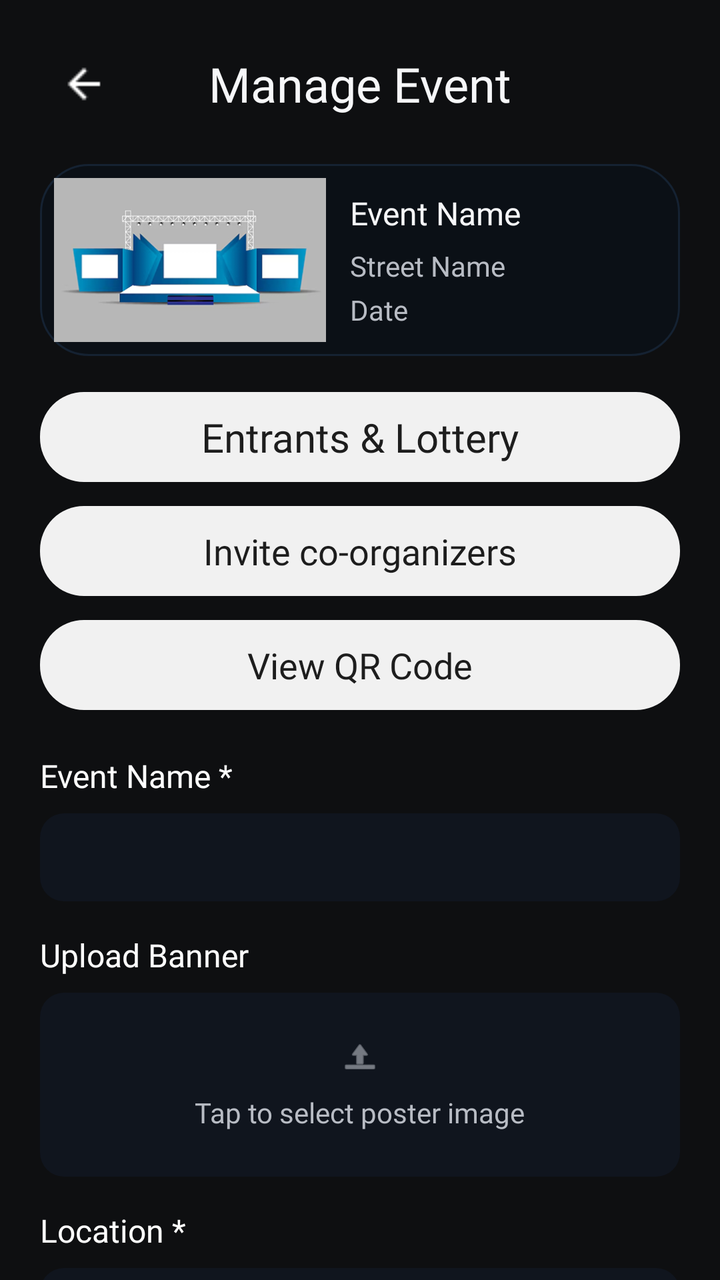
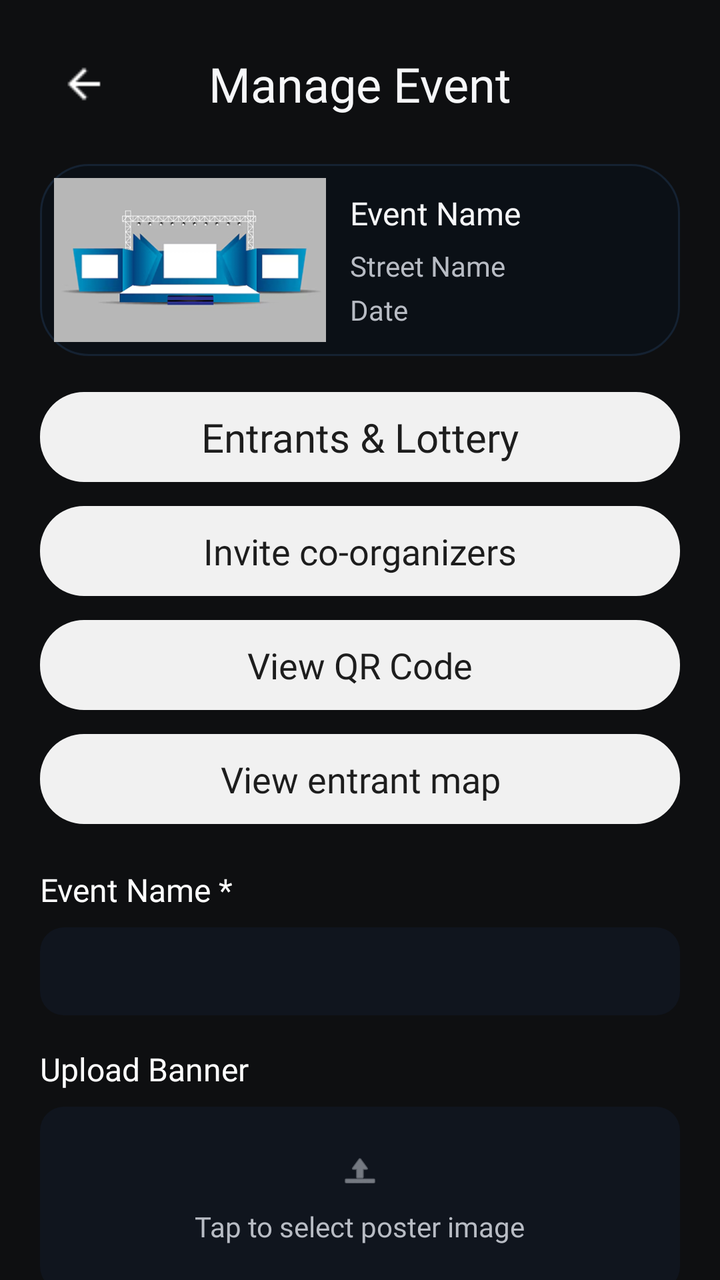

The first picture is an Android layout as it rendered before a commit; the second is the same layout after the commit. The layout source and the unified diff follow.
<!-- AndroidManifest.xml: application theme Theme.Allot -->
<!-- res/layout/activity_manage_event.xml -->
<?xml version="1.0" encoding="utf-8"?>
<LinearLayout xmlns:android="http://schemas.android.com/apk/res/android"
    android:layout_width="match_parent"
    android:layout_height="match_parent"
    android:background="@color/screen_bg"
    android:orientation="vertical">

    <ScrollView
        android:layout_width="match_parent"
        android:layout_height="0dp"
        android:layout_weight="1"
        android:clipToPadding="false"
        android:fillViewport="true"
        android:overScrollMode="never"
        android:scrollbars="none">

        <LinearLayout
            android:layout_width="match_parent"
            android:layout_height="wrap_content"
            android:orientation="vertical"
            android:paddingStart="20dp"
            android:paddingTop="20dp"
            android:paddingEnd="20dp"
            android:paddingBottom="24dp">

            <FrameLayout
                android:layout_width="match_parent"
                android:layout_height="44dp">

                <ImageButton
                    android:id="@+id/backButton"
                    android:layout_width="44dp"
                    android:layout_height="44dp"
                    android:layout_gravity="start|center_vertical"
                    android:background="@null"
                    android:contentDescription="@string/event_detail_back"
                    android:padding="10dp"
                    android:src="@drawable/arrow_back" />

                <TextView
                    android:layout_width="wrap_content"
                    android:layout_height="wrap_content"
                    android:layout_gravity="center"
                    android:fontFamily="@font/varela_round_regular"
                    android:text="@string/manage_event_title"
                    android:textColor="@color/text_primary"
                    android:textSize="24sp" />
            </FrameLayout>

            <LinearLayout
                android:layout_width="match_parent"
                android:layout_height="wrap_content"
                android:layout_marginTop="18dp"
                android:background="@drawable/bg_my_events_card"
                android:gravity="center_vertical"
                android:orientation="horizontal"
                android:padding="7dp">

                <FrameLayout
                    android:layout_width="136dp"
                    android:layout_height="82dp">

                    <View
                        android:id="@+id/eventImageBackground"
                        android:layout_width="match_parent"
                        android:layout_height="match_parent"
                        android:background="@drawable/no_image" />
                </FrameLayout>

                <LinearLayout
                    android:layout_width="0dp"
                    android:layout_height="wrap_content"
                    android:layout_marginStart="12dp"
                    android:layout_weight="1"
                    android:orientation="vertical">

                    <TextView
                        android:id="@+id/summaryTitleText"
                        android:layout_width="match_parent"
                        android:layout_height="wrap_content"
                        android:fontFamily="@font/varela_round_regular"
                        android:maxLines="2"
                        android:text="@string/default_event_name"
                        android:textColor="@color/text_primary"
                        android:textSize="16sp" />

                    <TextView
                        android:id="@+id/summaryLocationText"
                        android:layout_width="match_parent"
                        android:layout_height="wrap_content"
                        android:layout_marginTop="6dp"
                        android:ellipsize="end"
                        android:fontFamily="@font/varela_round_regular"
                        android:maxLines="1"
                        android:text="@string/default_street_name"
                        android:textColor="@color/text_secondary"
                        android:textSize="14sp" />

                    <TextView
                        android:id="@+id/summaryDateText"
                        android:layout_width="match_parent"
                        android:layout_height="wrap_content"
                        android:layout_marginTop="3dp"
                        android:ellipsize="end"
                        android:fontFamily="@font/varela_round_regular"
                        android:maxLines="1"
                        android:text="@string/default_date"
                        android:textColor="@color/text_secondary"
                        android:textSize="14sp" />
                </LinearLayout>
            </LinearLayout>

            <TextView
                android:id="@+id/entrantsLotteryButton"
                android:layout_width="match_parent"
                android:layout_height="45dp"
                android:layout_marginTop="18dp"
                android:background="@drawable/bg_waitlist_button"
                android:clickable="true"
                android:focusable="true"
                android:fontFamily="@font/varela_round_regular"
                android:gravity="center"
                android:text="@string/manage_event_lottery_section"
                android:textColor="#1D1D1D"
                android:textSize="20sp" />

            <TextView
                android:id="@+id/inviteEntrantsButton"
                android:layout_width="match_parent"
                android:layout_height="45dp"
                android:layout_marginTop="12dp"
                android:background="@drawable/bg_waitlist_button"
                android:clickable="true"
                android:focusable="true"
                android:fontFamily="@font/varela_round_regular"
                android:gravity="center"
                android:text="@string/manage_event_invite_button"
                android:textColor="#1D1D1D"
                android:textSize="20sp"
                android:visibility="gone" />

            <TextView
                android:id="@+id/inviteCoOrganizerButton"
                android:layout_width="match_parent"
                android:layout_height="45dp"
                android:layout_marginTop="12dp"
                android:background="@drawable/bg_waitlist_button"
                android:clickable="true"
                android:focusable="true"
                android:fontFamily="@font/varela_round_regular"
                android:gravity="center"
                android:text="@string/manage_event_invite_coorganizer"
                android:textColor="#1D1D1D"
                android:textSize="18sp" />

            <TextView
                android:id="@+id/viewQrCodeButton"
                android:layout_width="match_parent"
                android:layout_height="45dp"
                android:layout_marginTop="12dp"
                android:background="@drawable/bg_waitlist_button"
                android:clickable="true"
                android:focusable="true"
                android:fontFamily="@font/varela_round_regular"
                android:gravity="center"
                android:text="@string/manage_event_view_qr_code"
                android:textColor="#1D1D1D"
                android:textSize="18sp" />

            <TextView
                android:layout_width="wrap_content"
                android:layout_height="wrap_content"
                android:layout_marginTop="22dp"
                android:fontFamily="@font/varela_round_regular"
                android:text="@string/create_event_name_label"
                android:textColor="@color/white"
                android:textSize="16sp" />

            <EditText
                android:id="@+id/eventNameInput"
                android:layout_width="match_parent"
                android:layout_height="44dp"
                android:layout_marginTop="8dp"
                android:background="@drawable/bg_profile_input"
                android:fontFamily="@font/varela_round_regular"
                android:hint="@string/create_event_name_hint"
                android:inputType="textCapSentences"
                android:paddingStart="12dp"
                android:paddingEnd="12dp"
                android:textColor="@color/white"
                android:textColorHint="@color/text_secondary"
                android:textSize="16sp" />

            <TextView
                android:layout_width="wrap_content"
                android:layout_height="wrap_content"
                android:layout_marginTop="16dp"
                android:fontFamily="@font/varela_round_regular"
                android:text="@string/manage_event_banner_label"
                android:textColor="@color/white"
                android:textSize="16sp" />

            <FrameLayout
                android:id="@+id/posterUploadCard"
                android:layout_width="match_parent"
                android:layout_height="92dp"
                android:layout_marginTop="8dp"
                android:background="@drawable/bg_profile_input"
                android:clickable="true"
                android:focusable="true"
                android:foreground="?android:attr/selectableItemBackground">

                <ImageView
                    android:id="@+id/posterPreviewImage"
                    android:layout_width="match_parent"
                    android:layout_height="match_parent"
                    android:scaleType="centerCrop"
                    android:visibility="gone" />

                <LinearLayout
                    android:id="@+id/posterUploadPlaceholder"
                    android:layout_width="match_parent"
                    android:layout_height="match_parent"
                    android:gravity="center"
                    android:orientation="vertical">

                    <ImageView
                        android:layout_width="20dp"
                        android:layout_height="20dp"
                        android:src="@android:drawable/ic_menu_upload"
                        android:tint="@color/text_secondary" />

                    <TextView
                        android:id="@+id/posterUploadHintText"
                        android:layout_width="wrap_content"
                        android:layout_height="wrap_content"
                        android:layout_marginTop="8dp"
                        android:fontFamily="@font/varela_round_regular"
                        android:text="@string/manage_event_banner_placeholder"
                        android:textColor="@color/text_secondary"
                        android:textSize="14sp" />
                </LinearLayout>
            </FrameLayout>

            <TextView
                android:id="@+id/posterRemoveButton"
                android:layout_width="wrap_content"
                android:layout_height="wrap_content"
                android:layout_marginTop="6dp"
                android:fontFamily="@font/varela_round_regular"
                android:text="@string/manage_event_banner_remove"
                android:textColor="@color/text_secondary"
                android:textSize="13sp"
                android:visibility="gone" />

            <TextView
                android:layout_width="wrap_content"
                android:layout_height="wrap_content"
                android:layout_marginTop="16dp"
                android:fontFamily="@font/varela_round_regular"
                android:text="@string/create_event_location_label"
                android:textColor="@color/white"
                android:textSize="16sp" />

            <EditText
                android:id="@+id/locationInput"
                android:layout_width="match_parent"
                android:layout_height="44dp"
                android:layout_marginTop="8dp"
                android:background="@drawable/bg_profile_input"
                android:fontFamily="@font/varela_round_regular"
                android:hint="@string/create_event_location_hint"
                android:inputType="textPostalAddress"
                android:paddingStart="12dp"
                android:paddingEnd="12dp"
                android:textColor="@color/white"
                android:textColorHint="@color/text_secondary"
                android:textSize="16sp" />

            <TextView
                android:id="@+id/visibilityLabel"
                android:layout_width="wrap_content"
                android:layout_height="wrap_content"
                android:layout_marginTop="16dp"
                android:fontFamily="@font/varela_round_regular"
                android:text="@string/create_event_visibility_label"
                android:textColor="@color/white"
                android:textSize="16sp" />

            <CheckBox
                android:id="@+id/privateEventCheckbox"
                android:layout_width="wrap_content"
                android:layout_height="wrap_content"
                android:layout_marginTop="8dp"
                android:buttonTint="@color/white"
                android:fontFamily="@font/varela_round_regular"
                android:text="@string/create_event_private_option"
                android:textColor="@color/white"
                android:textSize="16sp" />

            <TextView
                android:id="@+id/geolocationPreferencesLabel"
                android:layout_width="wrap_content"
                android:layout_height="wrap_content"
                android:layout_marginTop="24dp"
                android:fontFamily="@font/varela_round_regular"
                android:text="@string/create_event_geolocation_preferences"
                android:textColor="@color/white"
                android:textSize="18sp" />

            <CheckBox
                android:id="@+id/geolocationCheckbox"
                android:layout_width="wrap_content"
                android:layout_height="wrap_content"
                android:layout_marginTop="12dp"
                android:buttonTint="@color/white"
                android:fontFamily="@font/varela_round_regular"
                android:text="@string/create_event_enable_geolocation"
                android:textColor="@color/white"
                android:textSize="16sp" />

            <TextView
                android:layout_width="wrap_content"
                android:layout_height="wrap_content"
                android:layout_marginTop="16dp"
                android:fontFamily="@font/varela_round_regular"
                android:text="@string/create_event_start_date_label"
                android:textColor="@color/white"
                android:textSize="16sp" />

            <LinearLayout
                android:layout_width="match_parent"
                android:layout_height="44dp"
                android:layout_marginTop="8dp"
                android:orientation="horizontal">

                <Spinner
                    android:id="@+id/startMonthSpinner"
                    android:layout_width="0dp"
                    android:layout_height="match_parent"
                    android:layout_weight="1.3"
                    android:background="@drawable/bg_profile_input"
                    android:entries="@array/create_event_months"
                    android:paddingStart="12dp"
                    android:paddingEnd="12dp"
                    android:spinnerMode="dropdown" />

                <EditText
                    android:id="@+id/startDayInput"
                    android:layout_width="0dp"
                    android:layout_height="match_parent"
                    android:layout_marginStart="8dp"
                    android:layout_weight="0.7"
                    android:background="@drawable/bg_profile_input"
                    android:fontFamily="@font/varela_round_regular"
                    android:hint="@string/create_event_day_hint"
                    android:inputType="number"
                    android:maxLength="2"
                    android:paddingStart="12dp"
                    android:paddingEnd="12dp"
                    android:textColor="@color/white"
                    android:textColorHint="@color/text_secondary"
                    android:textSize="16sp" />

                <EditText
                    android:id="@+id/startYearInput"
                    android:layout_width="0dp"
                    android:layout_height="match_parent"
                    android:layout_marginStart="8dp"
                    android:layout_weight="1"
                    android:background="@drawable/bg_profile_input"
                    android:fontFamily="@font/varela_round_regular"
                    android:hint="@string/create_event_year_hint"
                    android:inputType="number"
                    android:maxLength="4"
                    android:paddingStart="12dp"
                    android:paddingEnd="12dp"
                    android:textColor="@color/white"
                    android:textColorHint="@color/text_secondary"
                    android:textSize="16sp" />
            </LinearLayout>

            <TextView
                android:layout_width="wrap_content"
                android:layout_height="wrap_content"
                android:layout_marginTop="16dp"
                android:fontFamily="@font/varela_round_regular"
                android:text="@string/create_event_price_label"
                android:textColor="@color/white"
                android:textSize="16sp" />

            <EditText
                android:id="@+id/priceInput"
                android:layout_width="match_parent"
                android:layout_height="44dp"
                android:layout_marginTop="8dp"
                android:background="@drawable/bg_profile_input"
                android:fontFamily="@font/varela_round_regular"
                android:hint="@string/create_event_price_hint"
                android:inputType="numberDecimal"
                android:paddingStart="12dp"
                android:paddingEnd="12dp"
                android:textColor="@color/white"
                android:textColorHint="@color/text_secondary"
                android:textSize="16sp" />

            <TextView
                android:layout_width="wrap_content"
                android:layout_height="wrap_content"
                android:layout_marginTop="16dp"
                android:fontFamily="@font/varela_round_regular"
                android:text="@string/create_event_description_label"
                android:textColor="@color/white"
                android:textSize="16sp" />

            <EditText
                android:id="@+id/descriptionInput"
                android:layout_width="match_parent"
                android:layout_height="96dp"
                android:layout_marginTop="8dp"
                android:background="@drawable/bg_profile_input"
                android:fontFamily="@font/varela_round_regular"
                android:gravity="top|start"
                android:hint="@string/create_event_description_hint"
                android:inputType="textCapSentences|textMultiLine"
                android:paddingStart="12dp"
                android:paddingTop="12dp"
                android:paddingEnd="12dp"
                android:paddingBottom="12dp"
                android:textColor="@color/white"
                android:textColorHint="@color/text_secondary"
                android:textSize="16sp" />

            <TextView
                android:layout_width="wrap_content"
                android:layout_height="wrap_content"
                android:layout_marginTop="16dp"
                android:fontFamily="@font/varela_round_regular"
                android:text="@string/create_event_participants_label"
                android:textColor="@color/white"
                android:textSize="16sp" />

            <EditText
                android:id="@+id/participantsInput"
                android:layout_width="match_parent"
                android:layout_height="44dp"
                android:layout_marginTop="8dp"
                android:background="@drawable/bg_profile_input"
                android:fontFamily="@font/varela_round_regular"
                android:hint="@string/create_event_participants_hint"
                android:inputType="number"
                android:paddingStart="12dp"
                android:paddingEnd="12dp"
                android:textColor="@color/white"
                android:textColorHint="@color/text_secondary"
                android:textSize="16sp" />

            <TextView
                android:layout_width="wrap_content"
                android:layout_height="wrap_content"
                android:layout_marginTop="16dp"
                android:fontFamily="@font/varela_round_regular"
                android:text="@string/create_event_registration_period_label"
                android:textColor="@color/white"
                android:textSize="16sp" />

            <com.example.allot.view.shared.RegistrationRangePickerView
                android:id="@+id/registrationRangePickerView"
                android:layout_width="match_parent"
                android:layout_height="wrap_content"
                android:layout_marginTop="8dp" />

            <TextView
                android:id="@+id/saveChangesButton"
                android:layout_width="match_parent"
                android:layout_height="45dp"
                android:layout_marginTop="24dp"
                android:background="@drawable/bg_waitlist_button"
                android:clickable="true"
                android:focusable="true"
                android:fontFamily="@font/varela_round_regular"
                android:gravity="center"
                android:text="@string/manage_event_save_changes"
                android:textColor="#1D1D1D"
                android:textSize="20sp" />

            <TextView
                android:id="@+id/deleteEventButton"
                android:layout_width="match_parent"
                android:layout_height="45dp"
                android:layout_marginTop="12dp"
                android:background="@drawable/bg_waitlist_button"
                android:clickable="true"
                android:focusable="true"
                android:fontFamily="@font/varela_round_regular"
                android:gravity="center"
                android:text="@string/manage_event_delete_button"
                android:textColor="#1D1D1D"
                android:textSize="20sp"
                android:visibility="gone" />
        </LinearLayout>
    </ScrollView>

</LinearLayout>
<!-- resources referenced by this layout -->
<resources>
  <string-array name="create_event_months">
          <item>@string/create_event_month_prompt</item>
          <item>Jan</item>
          <item>Feb</item>
          <item>Mar</item>
          <item>Apr</item>
          <item>May</item>
          <item>Jun</item>
          <item>Jul</item>
          <item>Aug</item>
          <item>Sep</item>
          <item>Oct</item>
          <item>Nov</item>
          <item>Dec</item>
      </string-array>
  <color name="screen_bg">#0E0F11</color>
  <color name="text_primary">#F6F7F9</color>
  <color name="text_secondary">#B8BCC4</color>
  <color name="white">#FFFFFFFF</color>
  <!-- drawable arrow_back: png bitmap (drawable, 223 bytes) -->
  <!-- drawable bg_my_events_card (drawable) -->
  <?xml version="1.0" encoding="utf-8"?>
  <shape xmlns:android="http://schemas.android.com/apk/res/android"
      android:shape="rectangle">
      <solid android:color="#0B1016" />
      <stroke
          android:width="1dp"
          android:color="#152232" />
      <corners android:radius="24dp" />
  </shape>
  <!-- drawable bg_profile_input (drawable) -->
  <?xml version="1.0" encoding="utf-8"?>
  <shape xmlns:android="http://schemas.android.com/apk/res/android" android:shape="rectangle">
      <solid android:color="#10151E" />
      <corners android:radius="12dp" />
  </shape>
  <!-- drawable bg_waitlist_button (drawable) -->
  <?xml version="1.0" encoding="utf-8"?>
  <shape xmlns:android="http://schemas.android.com/apk/res/android" android:shape="rectangle">
      <solid android:color="#F1F1F1" />
      <corners android:radius="22dp" />
  </shape>
  <!-- drawable no_image: png bitmap (drawable, 34407 bytes) -->
  <string name="create_event_day_hint">Day</string>
  <string name="create_event_description_hint" />
  <string name="create_event_description_label">Description *</string>
  <string name="create_event_enable_geolocation">Collect entrant locations for the event map</string>
  <string name="create_event_geolocation_preferences">Event Map</string>
  <string name="create_event_location_hint" />
  <string name="create_event_location_label">Location *</string>
  <string name="create_event_name_hint" />
  <string name="create_event_name_label">Event Name *</string>
  <string name="create_event_participants_hint" />
  <string name="create_event_participants_label">Number of Participants *</string>
  <string name="create_event_price_hint" />
  <string name="create_event_price_label">Price *</string>
  <string name="create_event_private_option">Private event (invite only)</string>
  <string name="create_event_registration_period_label">Registration Period *</string>
  <string name="create_event_start_date_label">Start Date *</string>
  <string name="create_event_visibility_label">Visibility</string>
  <string name="create_event_year_hint">Year</string>
  <string name="default_date">Date</string>
  <string name="default_event_name">Event Name</string>
  <string name="default_street_name">Street Name</string>
  <string name="event_detail_back">Go back</string>
  <string name="manage_event_banner_label">Upload Banner</string>
  <string name="manage_event_banner_placeholder">Tap to select poster image</string>
  <string name="manage_event_banner_remove">Remove poster</string>
  <string name="manage_event_delete_button">Delete Event</string>
  <string name="manage_event_invite_button">Invite Entrant</string>
  <string name="manage_event_invite_coorganizer">Invite co-organizers</string>
  <string name="manage_event_lottery_section">Entrants &amp; Lottery</string>
  <string name="manage_event_save_changes">Save Changes</string>
  <string name="manage_event_title">Manage Event</string>
  <string name="manage_event_view_qr_code">View QR Code</string>
  <style name="Theme.Allot" parent="Base.Theme.Allot" />
  <string name="create_event_month_prompt">Month</string>
  <style name="Base.Theme.Allot" parent="Theme.Material3.DayNight.NoActionBar">
          
          
      </style>
</resources>

<!-- the commit's change to res/layout/activity_manage_event.xml (unified diff, before → after) -->
@@ -164,6 +164,20 @@
                 android:fontFamily="@font/varela_round_regular"
                 android:gravity="center"
                 android:text="@string/manage_event_view_qr_code"
+                android:textColor="#1D1D1D"
+                android:textSize="18sp" />
+
+            <TextView
+                android:id="@+id/viewEntrantMapButton"
+                android:layout_width="match_parent"
+                android:layout_height="45dp"
+                android:layout_marginTop="12dp"
+                android:background="@drawable/bg_waitlist_button"
+                android:clickable="true"
+                android:focusable="true"
+                android:fontFamily="@font/varela_round_regular"
+                android:gravity="center"
+                android:text="@string/manage_entrants_view_map"
                 android:textColor="#1D1D1D"
                 android:textSize="18sp" />
 
<!-- resource entries referenced after the edit -->
@@ -46,8 +46,8 @@
   <string name="create_event_day_hint">Day</string>
   <string name="create_event_description_hint" />
   <string name="create_event_description_label">Description *</string>
-  <string name="create_event_enable_geolocation">Collect entrant locations for the event map</string>
-  <string name="create_event_geolocation_preferences">Event Map</string>
+  <string name="create_event_enable_geolocation">Collect geolocation for this event</string>
+  <string name="create_event_geolocation_preferences">Geolocation</string>
   <string name="create_event_location_hint" />
   <string name="create_event_location_label">Location *</string>
   <string name="create_event_name_hint" />
@@ -65,6 +65,7 @@
   <string name="default_event_name">Event Name</string>
   <string name="default_street_name">Street Name</string>
   <string name="event_detail_back">Go back</string>
+  <string name="manage_entrants_view_map">View entrant map</string>
   <string name="manage_event_banner_label">Upload Banner</string>
   <string name="manage_event_banner_placeholder">Tap to select poster image</string>
   <string name="manage_event_banner_remove">Remove poster</string>
